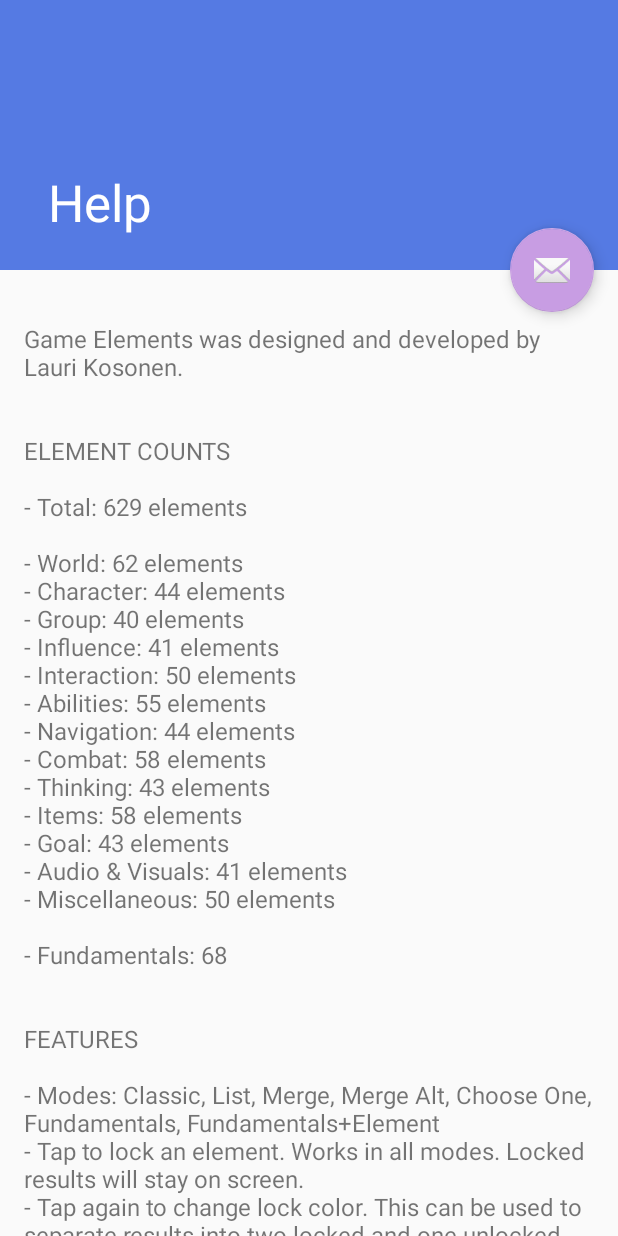
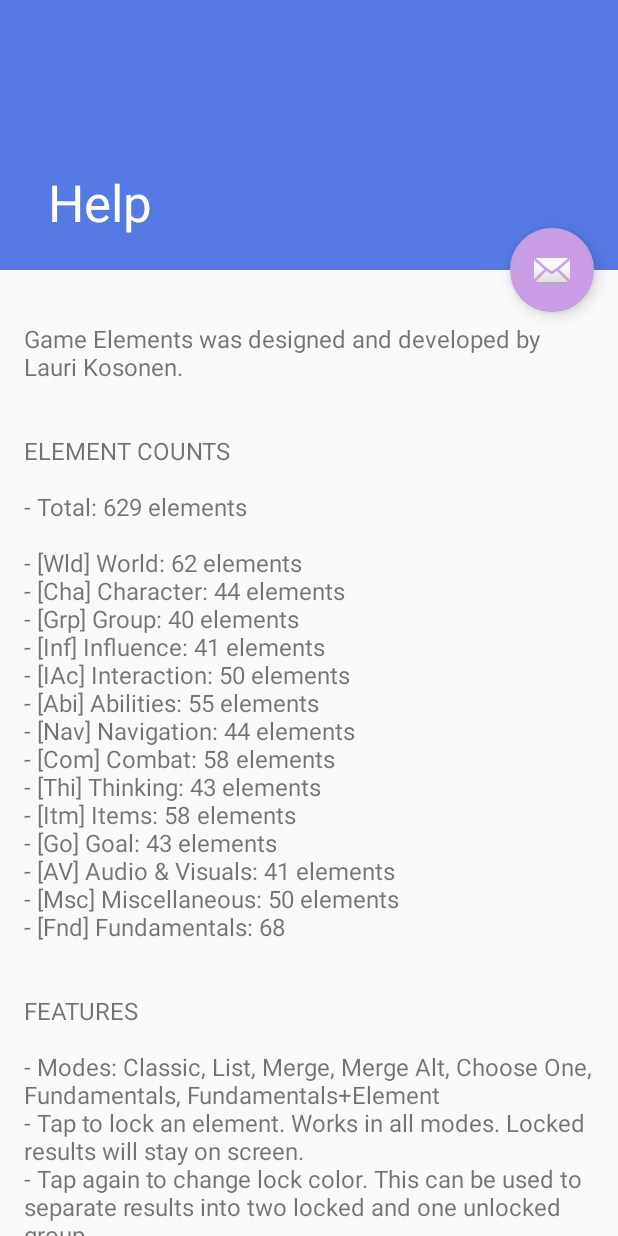
Before and after one commit to Archisto/card-archive-android, an Android app: the screen it shows after launch (HelpActivity), after a tap on "HELP", on a phone screen of 412 x 824 dp. Run offline under Robolectric (Android 15) with nearby library versions, the phone set to English and light mode, and no system bars.

Commit message:
Added categories' names' short forms next to the long forms

```diff
--- a/app/src/main/java/com/laurikosonen/cardarchive/MainActivity.java
+++ b/app/src/main/java/com/laurikosonen/cardarchive/MainActivity.java
@@ -1107,7 +1107,9 @@
 
             for (int i = 0; i < displayCategories.length; i++) {
                 menu.findItem(displayCategories[i]).
-                    setTitle(String.format(getString(R.string.action_useCategory), getCategoryName(i, false)));
+                    setTitle(String.format(getString(R.string.action_useCategory),
+                        getCategoryName(i, true),
+                        getCategoryName(i, false)));
             }
         }
 
--- a/app/src/main/res/values/strings.xml
+++ b/app/src/main/res/values/strings.xml
@@ -21,7 +21,7 @@
     <string name="catAndPageNum">Category: %s - Page %s/%s</string>
     <string name="fundamentalCount">Fundamentals - %s Elements</string>
     <string name="action_cardCount">Element Count Cap: %d</string>
-    <string name="action_useCategory">> %s</string>
+    <string name="action_useCategory">> [%s] %s</string>
     <string name="action_useAllCategories">Use All Categories</string>
     <string name="mode_classic">Classic</string>
     <string name="mode_list">List</string>
@@ -44,20 +44,20 @@
         "\n\n\nELEMENT COUNTS"
 
         "\n\n- Total: %s elements"
-        "\n\n- World: %s elements"
-        "\n- Character: %s elements"
-        "\n- Group: %s elements"
-        "\n- Influence: %s elements"
-        "\n- Interaction: %s elements"
-        "\n- Abilities: %s elements"
-        "\n- Navigation: %s elements"
-        "\n- Combat: %s elements"
-        "\n- Thinking: %s elements"
-        "\n- Items: %s elements"
-        "\n- Goal: %s elements"
-        "\n- Audio &amp; Visuals: %s elements"
-        "\n- Miscellaneous: %s elements"
-        "\n\n- Fundamentals: %s"
+        "\n\n- [Wld] World: %s elements"
+        "\n- [Cha] Character: %s elements"
+        "\n- [Grp] Group: %s elements"
+        "\n- [Inf] Influence: %s elements"
+        "\n- [IAc] Interaction: %s elements"
+        "\n- [Abi] Abilities: %s elements"
+        "\n- [Nav] Navigation: %s elements"
+        "\n- [Com] Combat: %s elements"
+        "\n- [Thi] Thinking: %s elements"
+        "\n- [Itm] Items: %s elements"
+        "\n- [Go] Goal: %s elements"
+        "\n- [AV] Audio &amp; Visuals: %s elements"
+        "\n- [Msc] Miscellaneous: %s elements"
+        "\n- [Fnd] Fundamentals: %s"
 
         "\n\n\nFEATURES"
         "\n\n- Modes: Classic, List, Merge, Merge Alt, Choose One, Fundamentals,"
```
